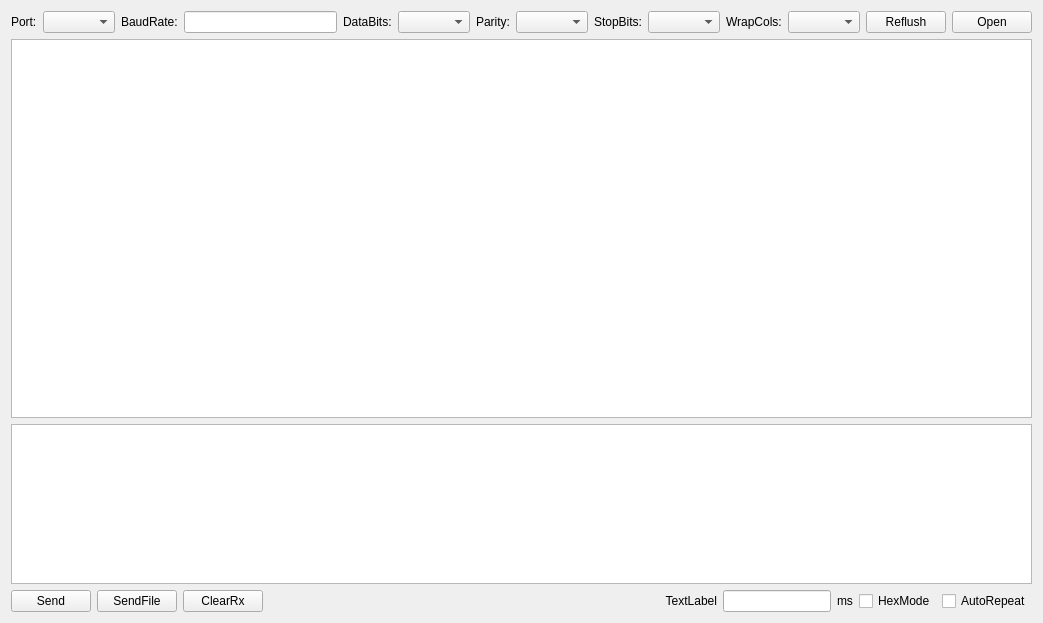
The window that src/widget.ui (lidq83/ESerialPort) describes before a commit, drawn with Qt 5.
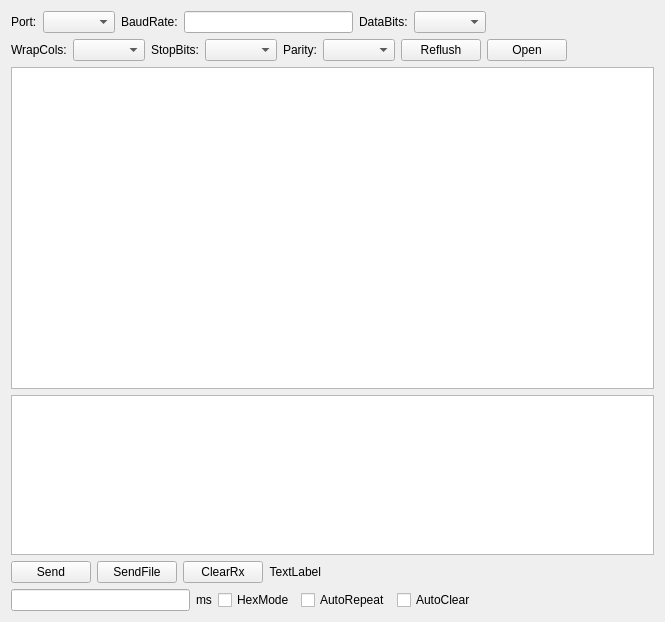
The same window after the commit.

Patch:
```diff
--- a/src/widget.ui
+++ b/src/widget.ui
@@ -6,8 +6,8 @@
    <rect>
     <x>0</x>
     <y>0</y>
-    <width>1043</width>
-    <height>623</height>
+    <width>665</width>
+    <height>622</height>
    </rect>
   </property>
   <property name="windowTitle">
@@ -47,9 +47,26 @@
       <widget class="QComboBox" name="combDataBits"/>
      </item>
      <item>
-      <widget class="QLabel" name="label_4">
+      <spacer name="horizontalSpacer_5">
+       <property name="orientation">
+        <enum>Qt::Horizontal</enum>
+       </property>
+       <property name="sizeHint" stdset="0">
+        <size>
+         <width>40</width>
+         <height>20</height>
+        </size>
+       </property>
+      </spacer>
+     </item>
+    </layout>
+   </item>
+   <item>
+    <layout class="QHBoxLayout" name="horizontalLayout_3">
+     <item>
+      <widget class="QLabel" name="label_7">
        <property name="text">
-        <string>Parity:</string>
+        <string>WrapCols:</string>
        </property>
       </widget>
      </item>
@@ -67,9 +84,9 @@
       <widget class="QComboBox" name="combStopBits"/>
      </item>
      <item>
-      <widget class="QLabel" name="label_7">
+      <widget class="QLabel" name="label_4">
        <property name="text">
-        <string>WrapCols:</string>
+        <string>Parity:</string>
        </property>
       </widget>
      </item>
@@ -90,6 +107,19 @@
        </property>
       </widget>
      </item>
+     <item>
+      <spacer name="horizontalSpacer_6">
+       <property name="orientation">
+        <enum>Qt::Horizontal</enum>
+       </property>
+       <property name="sizeHint" stdset="0">
+        <size>
+         <width>40</width>
+         <height>20</height>
+        </size>
+       </property>
+      </spacer>
+     </item>
     </layout>
    </item>
    <item>
@@ -141,58 +171,6 @@
        </property>
       </widget>
      </item>
-     <item>
-      <spacer name="horizontalSpacer">
-       <property name="orientation">
-        <enum>Qt::Horizontal</enum>
-       </property>
-       <property name="sizeHint" stdset="0">
-        <size>
-         <width>40</width>
-         <height>20</height>
-        </size>
-       </property>
-      </spacer>
-     </item>
-     <item>
-      <spacer name="horizontalSpacer_4">
-       <property name="orientation">
-        <enum>Qt::Horizontal</enum>
-       </property>
-       <property name="sizeHint" stdset="0">
-        <size>
-         <width>40</width>
-         <height>20</height>
-        </size>
-       </property>
-      </spacer>
-     </item>
-     <item>
-      <spacer name="horizontalSpacer_3">
-       <property name="orientation">
-        <enum>Qt::Horizontal</enum>
-       </property>
-       <property name="sizeHint" stdset="0">
-        <size>
-         <width>40</width>
-         <height>20</height>
-        </size>
-       </property>
-      </spacer>
-     </item>
-     <item>
-      <spacer name="horizontalSpacer_2">
-       <property name="orientation">
-        <enum>Qt::Horizontal</enum>
-       </property>
-       <property name="sizeHint" stdset="0">
-        <size>
-         <width>40</width>
-         <height>20</height>
-        </size>
-       </property>
-      </spacer>
-     </item>
      <item>
       <widget class="QLabel" name="labelTxRxCnt">
        <property name="text">
@@ -204,6 +182,23 @@
       </widget>
      </item>
      <item>
+      <spacer name="horizontalSpacer">
+       <property name="orientation">
+        <enum>Qt::Horizontal</enum>
+       </property>
+       <property name="sizeHint" stdset="0">
+        <size>
+         <width>40</width>
+         <height>20</height>
+        </size>
+       </property>
+      </spacer>
+     </item>
+    </layout>
+   </item>
+   <item>
+    <layout class="QHBoxLayout" name="horizontalLayout_4">
+     <item>
       <widget class="QLineEdit" name="lineEditMs"/>
      </item>
      <item>
@@ -227,6 +222,26 @@
        </property>
       </widget>
      </item>
+     <item>
+      <widget class="QCheckBox" name="chkAutoClear">
+       <property name="text">
+        <string>AutoClear</string>
+       </property>
+      </widget>
+     </item>
+     <item>
+      <spacer name="horizontalSpacer_2">
+       <property name="orientation">
+        <enum>Qt::Horizontal</enum>
+       </property>
+       <property name="sizeHint" stdset="0">
+        <size>
+         <width>40</width>
+         <height>20</height>
+        </size>
+       </property>
+      </spacer>
+     </item>
     </layout>
    </item>
   </layout>
```
